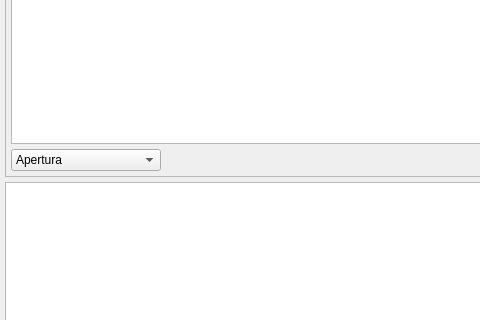
The window that bulmages/bulmacont/src/asientobase.ui (eboladev/Bulmages-1) describes before a commit, drawn with Qt 5; both pictures show x 0 to 480 and y 195 to 515 of the 818 by 699 pixel window.
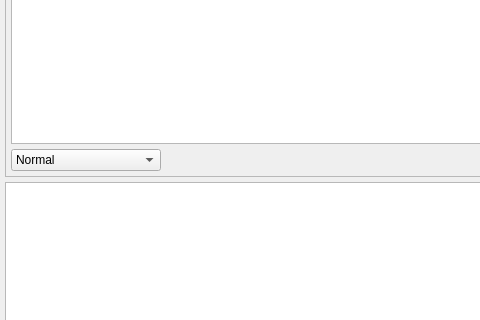
The same window after the commit. Icons and pictures are not drawn. Custom widgets are drawn as their Qt base class.

Commit message: Pongo las clases de asiento contable: Regularizacion, Cierre, Apertura en orden.

Patch:
```diff
--- a/bulmages/bulmacont/src/asientobase.ui
+++ b/bulmages/bulmacont/src/asientobase.ui
@@ -779,11 +779,6 @@
             <height>0</height>
            </size>
           </property>
-          <item>
-           <property name="text" >
-            <string>Apertura</string>
-           </property>
-          </item>
           <item>
            <property name="text" >
             <string>Normal</string>
```
Left out of the diff: 5 changed lines with no effect on the pictures. The commit also changes 1 other file.
